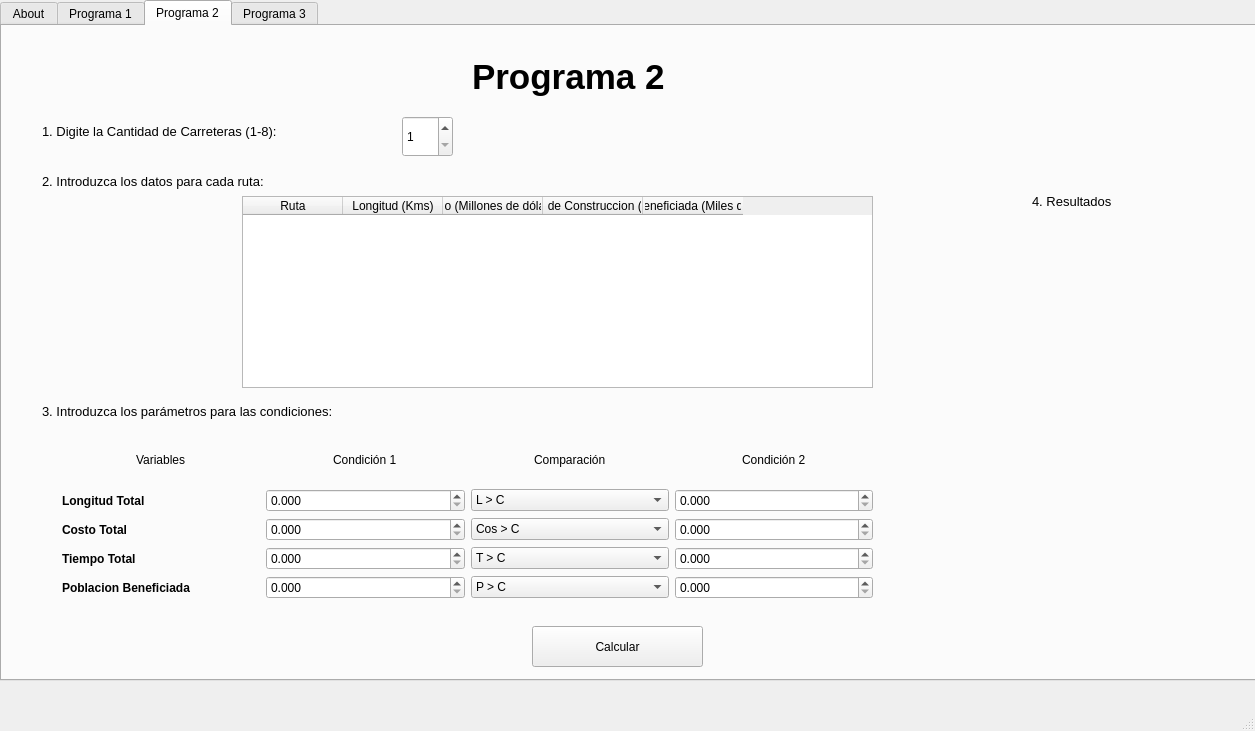
This is ProgramaConUI/InterfazMenu.ui in bryanjimenezchacon/Progra1Algebra as Qt 5 draws it before an edit. The edited form follows.
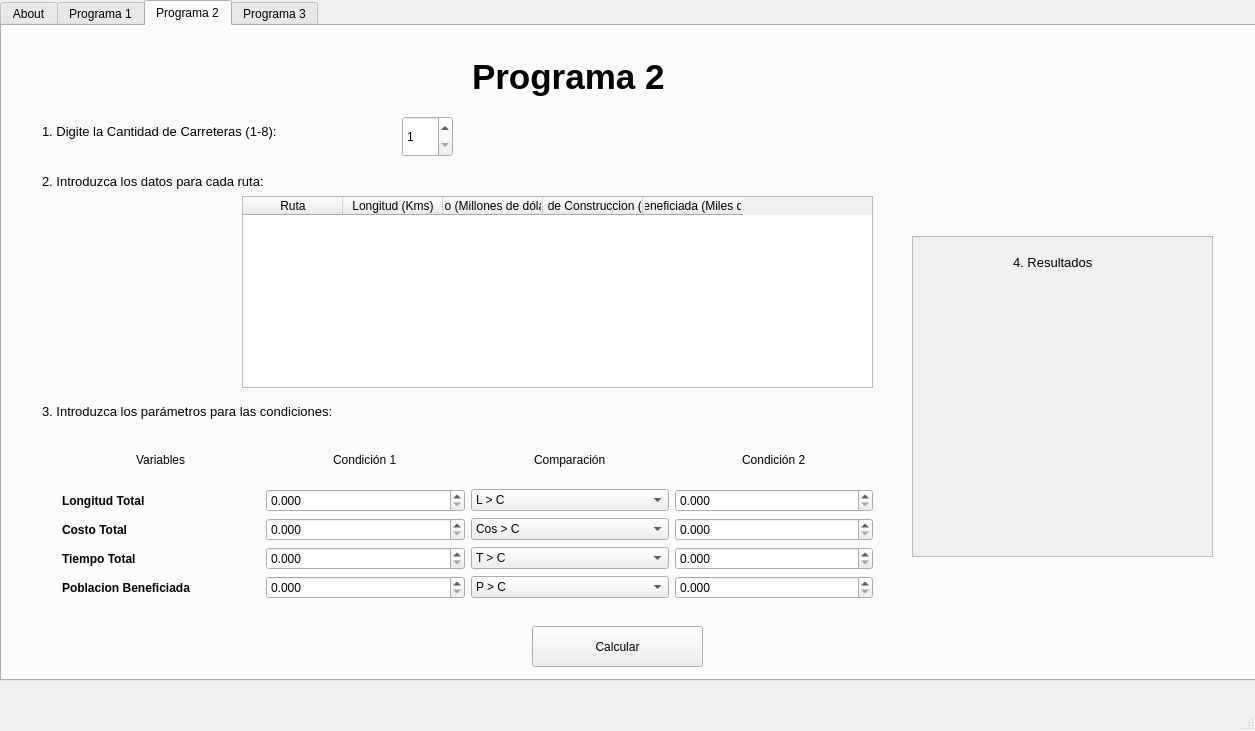
This is the edited form.

Commit message: Programa 2 casi listo

```diff
--- a/ProgramaConUI/InterfazMenu.ui
+++ b/ProgramaConUI/InterfazMenu.ui
@@ -361,24 +361,6 @@
        <string>3. Introduzca los parámetros para las condiciones:</string>
       </property>
      </widget>
-     <widget class="QLabel" name="nombreCantidadCarreteras_4">
-      <property name="geometry">
-       <rect>
-        <x>1030</x>
-        <y>160</y>
-        <width>111</width>
-        <height>31</height>
-       </rect>
-      </property>
-      <property name="font">
-       <font>
-        <pointsize>10</pointsize>
-       </font>
-      </property>
-      <property name="text">
-       <string>4. Resultados</string>
-      </property>
-     </widget>
      <widget class="QWidget" name="gridLayoutWidget">
       <property name="geometry">
        <rect>
@@ -733,6 +715,60 @@
        </item>
       </layout>
      </widget>
+     <widget class="QScrollArea" name="scrollArea">
+      <property name="geometry">
+       <rect>
+        <x>910</x>
+        <y>210</y>
+        <width>301</width>
+        <height>321</height>
+       </rect>
+      </property>
+      <property name="widgetResizable">
+       <bool>true</bool>
+      </property>
+      <widget class="QWidget" name="scrollAreaWidgetContents">
+       <property name="geometry">
+        <rect>
+         <x>0</x>
+         <y>0</y>
+         <width>299</width>
+         <height>319</height>
+        </rect>
+       </property>
+       <widget class="QLabel" name="nombreCantidadCarreteras_4">
+        <property name="geometry">
+         <rect>
+          <x>100</x>
+          <y>10</y>
+          <width>111</width>
+          <height>31</height>
+         </rect>
+        </property>
+        <property name="font">
+         <font>
+          <pointsize>10</pointsize>
+         </font>
+        </property>
+        <property name="text">
+         <string>4. Resultados</string>
+        </property>
+       </widget>
+       <widget class="QLabel" name="labelResultados">
+        <property name="geometry">
+         <rect>
+          <x>10</x>
+          <y>50</y>
+          <width>281</width>
+          <height>231</height>
+         </rect>
+        </property>
+        <property name="text">
+         <string/>
+        </property>
+       </widget>
+      </widget>
+     </widget>
     </widget>
     <widget class="QWidget" name="TapP3">
      <attribute name="title">
```
The commit also changes 1 other file.
